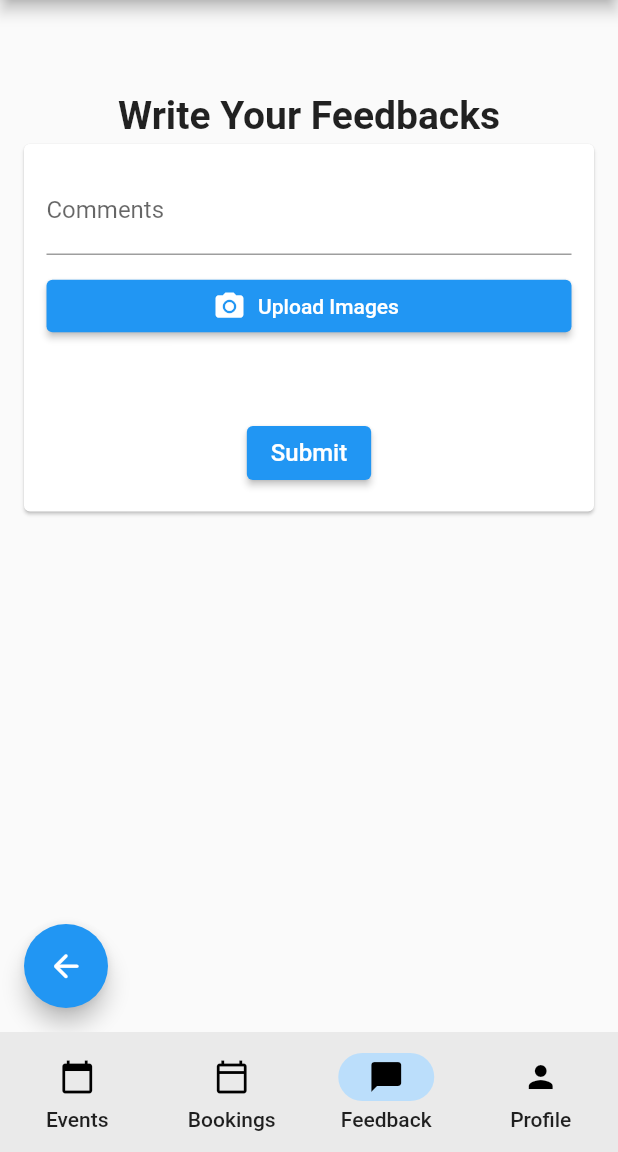
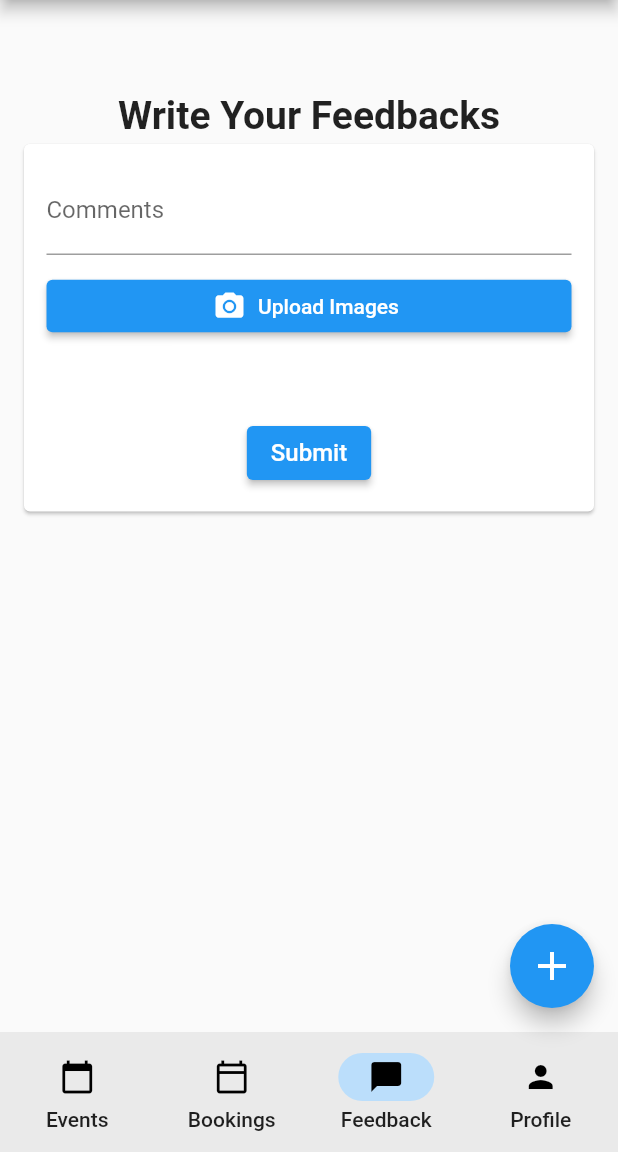
Before and after one commit to tanserxuen/UTMSports, a Flutter app: the screen it shows once a user with an empty profile is signed in, item 3 of the bottom bar chosen, on a phone screen of 412 x 824 dp, the part 84-1236 px from its top. Run offline on Flutter 3.47's test engine with Material 2 defaults, Android fonts, the phone set to English and light mode, and no system bars; drawn by our look-alikes of lazy_load_scrollview; our stand-ins replace cloud_firestore, email_validator, file_picker, firebase_auth, firebase_core, firebase_storage and 6 more; missing offline and left inert: syncfusion_flutter_core; accounts and stored records are empty.

Commit message:
feat: add sportsType in student booking

```diff
--- a/utmsport/lib/main.dart
+++ b/utmsport/lib/main.dart
@@ -5,7 +5,7 @@ import 'package:firebase_core/firebase_core.dart';
 import 'package:utmsport/utils.dart';
 import 'package:utmsport/view/authentication/v_mainPage.dart';
 import 'package:utmsport/view/adminPost/v_createEvent.dart';
-import 'package:utmsport/view/studentBooking/v_createBooking.dart';
+import 'package:utmsport/view/studentBooking/v_createStuBooking.dart';
 
 Future main() async {
   WidgetsFlutterBinding.ensureInitialized();
@@ -22,9 +22,9 @@ class MyApp extends StatelessWidget {
     return MaterialApp(
       title: 'Flutter Demo',
       debugShowCheckedModeBanner: false,
-      routes: <String, WidgetBuilder>{
-        '/student-booking': (context) => CreateBooking(),
-      },
+      // routes: <String, WidgetBuilder>{
+      //   '/student-booking': (context) => CreateStuBooking(),
+      // },
       scaffoldMessengerKey: Utils.messengerKey,
       navigatorKey: navigatorKey,
       theme: ThemeData(
--- a/utmsport/lib/model/m_MasterBooking.dart
+++ b/utmsport/lib/model/m_MasterBooking.dart
@@ -23,19 +23,18 @@ class MasterBooking {
     "18:30:00",
   ];
 
-  static final int badmintonCourt = 11;
-
   List<dynamic> booked_courtTimeslot;
   DateTime date;
   String userId;
   String bookingId;
+  String sportsType;
 
   MasterBooking({
     required this.booked_courtTimeslot,
     required this.date,
     required this.userId,
     required this.bookingId,
-    //TODO: cm-add sports-type into master-booking db
+    required this.sportsType,
     // required this.sportsType,
   });
 
@@ -156,6 +155,7 @@ class MasterBooking {
             date: date,
             userId: global.USERID,
             bookingId: _bookingId,
+            sportsType: "Badminton", //TODO: Joan Change this
           ).toJson();
           await masterCourtBooking.where("date", isEqualTo: date).get().then((value) {
             if (value.docs.length == 0) {
--- a/utmsport/lib/view/authentication/v_homePage.dart
+++ b/utmsport/lib/view/authentication/v_homePage.dart
@@ -12,7 +12,7 @@ class MyHomePage extends StatefulWidget {
 }
 
 class _MyHomePageState extends State<MyHomePage> {
-  int _currentIndex = 3;
+  int _currentIndex = 0;
 
   @override
   Widget build(BuildContext context) {
@@ -41,9 +41,7 @@ class _MyHomePageState extends State<MyHomePage> {
           destinations: bottomBar.destinations,
         ),
       ),
-      floatingActionButton: global.getUserRole() == 'admin'
-          ? bottomBar.BookingButton(context)
-          : null,
+      floatingActionButton: bottomBar.getActionButton(context),
       // floatingActionButtonLocation: bottomBar.fabLocation,
     );
   }
--- a/utmsport/lib/view/shared/v_bottom_layout.dart
+++ b/utmsport/lib/view/shared/v_bottom_layout.dart
@@ -2,15 +2,30 @@ import 'package:flutter/material.dart';
 
 import 'package:utmsport/globalVariable.dart' as global;
 import 'package:utmsport/view/advBooking/v_createAdvancedCalendar.dart';
+import 'package:utmsport/view/studentBooking/v_createStuBooking_SportType.dart';
 
-Widget BookingButton(BuildContext context) {
+Widget BookingButton(BuildContext context, page) {
   return (FloatingActionButton(
     tooltip: "Booking",
     onPressed: () => {
       Navigator.push(
         context,
-        MaterialPageRoute(
-          builder: (context) => Scaffold(
+        MaterialPageRoute(builder: (context) => page),
+      ),
+    },
+    child: Icon(Icons.add, size: 32),
+  ));
+}
+
+const fabLocation = FloatingActionButtonLocation.centerDocked;
+var destinations;
+
+getActionButton(context) {
+  switch (global.getUserRole()) {
+    case 'admin':
+      return BookingButton(
+        context,
+        Scaffold(
           body: Container(
             margin: EdgeInsets.all(12),
             child: Column(
@@ -27,15 +42,19 @@ Widget BookingButton(BuildContext context) {
             ),
           ),
         ),
-        ),
-      ),
-    },
-    child: Icon(Icons.add, size: 32),
-  ));
+      );
+    case 'athlete':
+    case 'coach':
+      return null;
+    case 'manager':
+      return null;
+    case 'club':
+    case 'organizer':
+      return null;
+    default: //student
+      return BookingButton(context, StuBookingChooseSports());
   }
-
-const fabLocation = FloatingActionButtonLocation.centerDocked;
-var destinations;
+}
 
 Widget homeScreen(user) => Padding(
       padding: EdgeInsets.all(32),
--- a/utmsport/lib/view/studentBooking/v_bookingCalendarView.dart
+++ b/utmsport/lib/view/studentBooking/v_bookingCalendarView.dart
@@ -16,7 +16,7 @@ class _BookingCalendarState extends State<BookingCalendar> {
   late List appData = [];
   final timeNow = DateTime.now();
   bool stuView = false;
-  final isAdmin = global.getUserRole() == 'admin';
+  final isAdmin = global.getUserRole() == 'stud';
 
   CalendarController _calendarController = CalendarController();
   final CollectionReference appointmentList =
@@ -79,8 +79,8 @@ class _BookingCalendarState extends State<BookingCalendar> {
       child: SfCalendar(
         controller: _calendarController,
         view: getCalendarView(isAdmin, stuView),
-        // minDate: today,
-        // maxDate: tomorrow,
+        minDate: today,
+        maxDate: tomorrow,
         dataSource: getCalendarBookingData(this.appData),
         showDatePickerButton: canShowStudentView ? true : false,
         allowViewNavigation: canShowStudentView ? true : false,
--- a/utmsport/lib/view/studentBooking/v_feedbackForm.dart
+++ b/utmsport/lib/view/studentBooking/v_feedbackForm.dart
@@ -73,11 +73,11 @@ class _FeedbackFormState extends State<FeedbackForm> {
           ),
         ),
       ),
-      floatingActionButton: FloatingActionButton(
-        onPressed: () => Navigator.pop(context),
-        child: Icon(Icons.arrow_back_rounded, size: 25),
-      ),
-      floatingActionButtonLocation: FloatingActionButtonLocation.startFloat,
+      // floatingActionButton: FloatingActionButton(
+      //   onPressed: () => Navigator.pop(context),
+      //   child: Icon(Icons.arrow_back_rounded, size: 25),
+      // ),
+      // floatingActionButtonLocation: FloatingActionButtonLocation.startFloat,
     );
   }
 
--- a/utmsport/lib/view_model/advBooking/vm_timeslotCourt.dart
+++ b/utmsport/lib/view_model/advBooking/vm_timeslotCourt.dart
@@ -7,7 +7,7 @@ import 'package:utmsport/globalVariable.dart' as global;
 
 class TimeslotCourtTable extends StatefulWidget {
   int noOfTimeslot = MasterBooking.timeslot.length;
-  int noOfCourt = MasterBooking.badmintonCourt;
+  int noOfCourt = global.badmintonCourt;
   final List<DateTime> dateList;
   final int index;
   void Function(String, int, String) setSelectedCourtArrayCallback;
```
Also changed, not shown: utmsport/lib/globalVariable.dart (+22 -0 lines), utmsport/lib/model/m_CourtBooking.dart (+2 -15 lines), utmsport/lib/view/studentBooking/v_createStuBooking.dart (renamed from utmsport/lib/view/studentBooking/v_createBooking.dart, +47 -31 lines), utmsport/lib/view/studentBooking/v_createStuBooking_SportType.dart (added, +72 -0 lines), utmsport/lib/view_model/studentBooking/vm_courtCalendarDataSource.dart (+16 -16 lines). Lines whose indentation alone changed are shown as unchanged.
